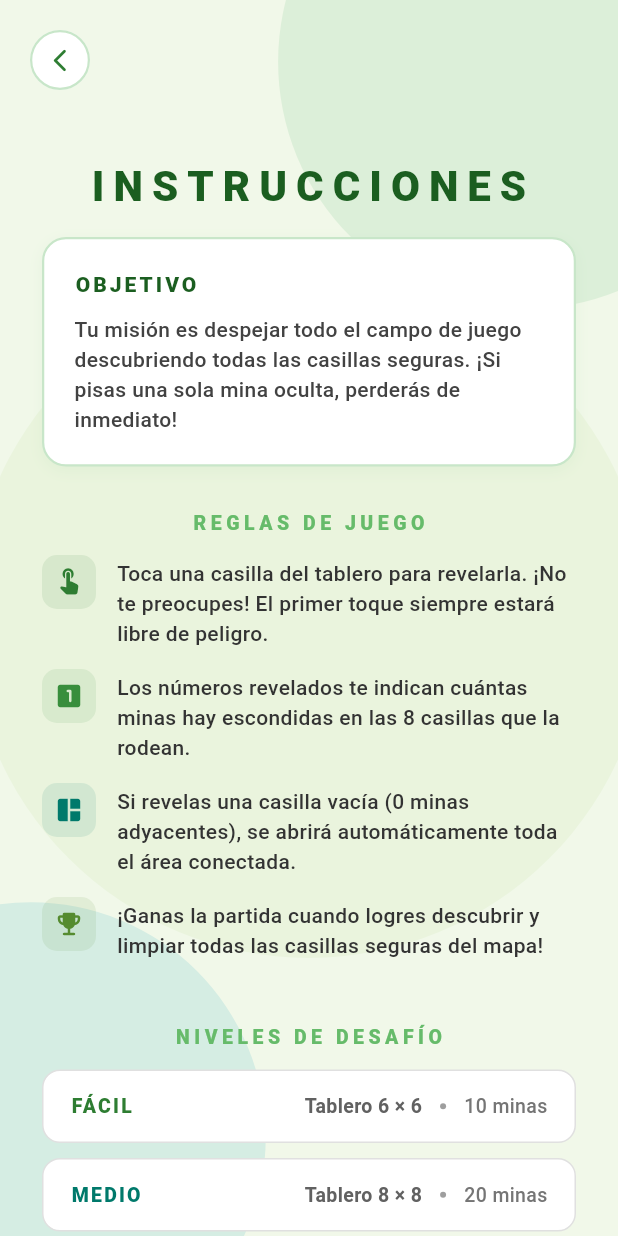
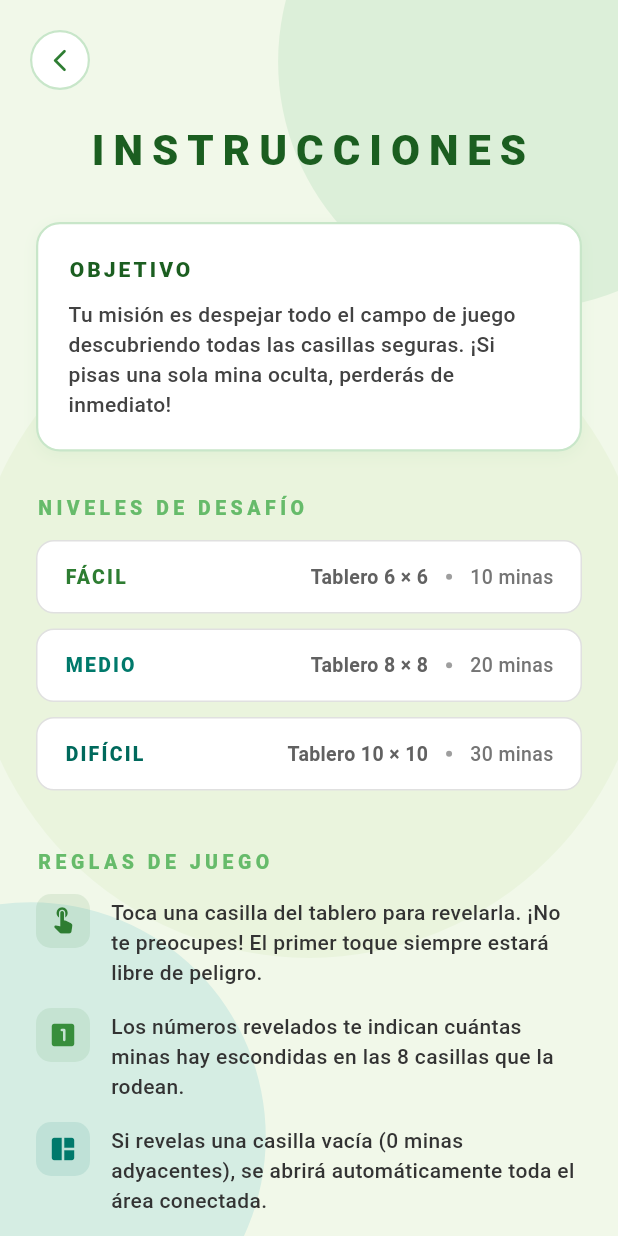
Before and after one commit to romerito08/proyecto-de-sistemas-de-info, a Flutter app: the InstructionsScreen screen opened by its route, on a phone screen of 412 x 824 dp. Run offline on Flutter 3.47's test engine with Material 3 defaults, Android fonts, the phone set to English and light mode, and no system bars; our stand-ins replace shared_preferences; accounts and stored records are empty.

Commit message:
Zona de Instrucciones acomodada para adaptarse a la pantalla

```diff
--- a/buscaminas_flutter/lib/screens/instructions.dart
+++ b/buscaminas_flutter/lib/screens/instructions.dart
@@ -37,85 +37,18 @@ class InstructionsScreen extends StatelessWidget {
                   ),
                 ),
 
-                // ── Contenido escaneable con scroll y restricción de ancho ──
+                // ── Contenido Escaneable y Adaptativo ──
                 Expanded(
-                  child: Center(
-                    child: ConstrainedBox(
-                      constraints: const BoxConstraints(maxWidth: 480),
-                      child: SingleChildScrollView(
-                        padding: const EdgeInsets.symmetric(
-                          horizontal: 28,
-                          vertical: 24,
-                        ),
-                        child: Column(
-                          children: [
-                            const SizedBox(height: 16),
-                            const Text(
-                              'INSTRUCCIONES',
-                              style: TextStyle(
-                                fontSize: 28,
-                                fontWeight: FontWeight.w900,
-                                letterSpacing: 6,
-                                color: Color(0xFF1B5E20),
-                              ),
-                            ),
-                            const SizedBox(height: 14),
+                  child: LayoutBuilder(
+                    builder: (context, constraints) {
+                      final isWide = constraints.maxWidth > 700;
 
-                            // Tarjeta de Objetivo Principal
-                            _buildObjectiveCard(),
-                            const SizedBox(height: 28),
-
-                            // Sección de Reglas de Juego
-                            const _SectionTitle(title: 'REGLAS DE JUEGO'),
-                            const SizedBox(height: 12),
-                            const _InstructionTile(
-                              icon: Icons.touch_app_rounded,
-                              iconColor: Color(0xFF2E7D32),
-                              text: 'Toca una casilla del tablero para revelarla. ¡No te preocupes! El primer toque siempre estará libre de peligro.',
-                            ),
-                            const _InstructionTile(
-                              icon: Icons.looks_one_rounded,
-                              iconColor: Color(0xFF388E3C),
-                              text: 'Los números revelados te indican cuántas minas hay escondidas en las 8 casillas que la rodean.',
-                            ),
-                            const _InstructionTile(
-                              icon: Icons.auto_awesome_mosaic_rounded,
-                              iconColor: Color(0xFF00796B),
-                              text: 'Si revelas una casilla vacía (0 minas adyacentes), se abrirá automáticamente toda el área conectada.',
-                            ),
-                            const _InstructionTile(
-                              icon: Icons.emoji_events_rounded,
-                              iconColor: Color(0xFF558B2F),
-                              text: '¡Ganas la partida cuando logres descubrir y limpiar todas las casillas seguras del mapa!',
-                            ),
-                            const SizedBox(height: 28),
-
-                            // Sección de Dificultades
-                            const _SectionTitle(title: 'NIVELES DE DESAFÍO'),
-                            const SizedBox(height: 12),
-                            const _DifficultyRow(
-                              title: 'FÁCIL',
-                              details: 'Tablero 6 × 6',
-                              mines: '10 minas',
-                              color: Color(0xFF2E7D32),
-                            ),
-                            const _DifficultyRow(
-                              title: 'MEDIO',
-                              details: 'Tablero 8 × 8',
-                              mines: '20 minas',
-                              color: Color(0xFF00796B),
-                            ),
-                            const _DifficultyRow(
-                              title: 'DIFÍCIL',
-                              details: 'Tablero 10 × 10',
-                              mines: '30 minas',
-                              color: Color(0xFF00695C),
-                            ),
-                            const SizedBox(height: 32),
-                          ],
-                        ),
-                      ),
-                    ),
+                      return _InstructionsLayout(
+                        isWide: isWide,
+                        leftColumn: _buildLeftColumn(),
+                        rightColumn: _buildRightColumn(),
+                      );
+                    },
                   ),
                 ),
               ],
@@ -123,6 +56,76 @@ class InstructionsScreen extends StatelessWidget {
           ),
         ],
       ),
+    );
+  }
+
+  // ── Columna Izquierda: Objetivo y Reglas ──
+  Widget _buildLeftColumn() {
+    return Column(
+      crossAxisAlignment: CrossAxisAlignment.start,
+      children: [
+        // Tarjeta de Objetivo Principal
+        _buildObjectiveCard(),
+        const SizedBox(height: 28),
+
+        // Sección de Dificultades
+        _SectionTitle(title: 'NIVELES DE DESAFÍO'),
+        const SizedBox(height: 12),
+        _DifficultyRow(
+          title: 'FÁCIL',
+          details: 'Tablero 6 × 6',
+          mines: '10 minas',
+          color: Color(0xFF2E7D32),
+        ),
+        _DifficultyRow(
+          title: 'MEDIO',
+          details: 'Tablero 8 × 8',
+          mines: '20 minas',
+          color: Color(0xFF00796B),
+        ),
+        _DifficultyRow(
+          title: 'DIFÍCIL',
+          details: 'Tablero 10 × 10',
+          mines: '30 minas',
+          color: Color(0xFF00695C),
+          // Sección de Reglas de Juego
+        ),
+      ],
+    );
+  }
+
+  // ── Columna Derecha: Niveles de Desafío ──
+  Widget _buildRightColumn() {
+    return const Column(
+      crossAxisAlignment: CrossAxisAlignment.start,
+      children: [
+        const _SectionTitle(title: 'REGLAS DE JUEGO'),
+        const SizedBox(height: 12),
+        const _InstructionTile(
+          icon: Icons.touch_app_rounded,
+          iconColor: Color(0xFF2E7D32),
+          text:
+              'Toca una casilla del tablero para revelarla. ¡No te preocupes! El primer toque siempre estará libre de peligro.',
+        ),
+        const _InstructionTile(
+          icon: Icons.looks_one_rounded,
+          iconColor: Color(0xFF388E3C),
+          text:
+              'Los números revelados te indican cuántas minas hay escondidas en las 8 casillas que la rodean.',
+        ),
+        const _InstructionTile(
+          icon: Icons.auto_awesome_mosaic_rounded,
+          iconColor: Color(0xFF00796B),
+          text:
+              'Si revelas una casilla vacía (0 minas adyacentes), se abrirá automáticamente toda el área conectada.',
+        ),
+        const _InstructionTile(
+          icon: Icons.emoji_events_rounded,
+          iconColor: Color(0xFF558B2F),
+          text:
+              '¡Ganas la partida cuando logres descubrir y limpiar todas las casillas seguras del mapa!',
+        ),
+      ],
     );
   }
 
@@ -143,12 +146,12 @@ class InstructionsScreen extends StatelessWidget {
           ),
         ],
       ),
-      child: Column(
+      child: const Column(
         crossAxisAlignment: CrossAxisAlignment.start,
         children: [
           Row(
             children: [
-              const Text(
+              Text(
                 'OBJETIVO',
                 style: TextStyle(
                   fontSize: 14,
@@ -159,8 +162,8 @@ class InstructionsScreen extends StatelessWidget {
               ),
             ],
           ),
-          const SizedBox(height: 10),
-          const Text(
+          SizedBox(height: 10),
+          Text(
             'Tu misión es despejar todo el campo de juego descubriendo todas las casillas seguras. ¡Si pisas una sola mina oculta, perderás de inmediato!',
             style: TextStyle(
               fontSize: 14,
@@ -170,6 +173,68 @@ class InstructionsScreen extends StatelessWidget {
             ),
           ),
         ],
+      ),
+    );
+  }
+}
+
+// ─────────────────────────────────────────────
+//  LAYOUT ADAPTATIVO INTERNO
+// ─────────────────────────────────────────────
+
+class _InstructionsLayout extends StatelessWidget {
+  final bool isWide;
+  final Widget leftColumn;
+  final Widget rightColumn;
+
+  const _InstructionsLayout({
+    required this.isWide,
+    required this.leftColumn,
+    required this.rightColumn,
+  });
+
+  @override
+  Widget build(BuildContext context) {
+    return SingleChildScrollView(
+      padding: const EdgeInsets.fromLTRB(24, 0, 24, 24),
+      child: Center(
+        child: Container(
+          constraints: const BoxConstraints(maxWidth: 1000),
+          child: Column(
+            children: [
+              const SizedBox(height: 16),
+              const Text(
+                'INSTRUCCIONES',
+                style: TextStyle(
+                  fontSize: 28,
+                  fontWeight: FontWeight.w900,
+                  letterSpacing: 6,
+                  color: Color(0xFF1B5E20),
+                ),
+              ),
+              const SizedBox(height: 28),
+
+              // Si la pantalla es ancha, se divide en fila de 2 columnas expandidas.
+              // De lo contrario, se renderiza una sola columna hacia abajo.
+              isWide
+                  ? Row(
+                      crossAxisAlignment: CrossAxisAlignment.start,
+                      children: [
+                        Expanded(child: leftColumn),
+                        const SizedBox(width: 32),
+                        Expanded(child: rightColumn),
+                      ],
+                    )
+                  : Column(
+                      children: [
+                        leftColumn,
+                        const SizedBox(height: 28),
+                        rightColumn,
+                      ],
+                    ),
+            ],
+          ),
+        ),
       ),
     );
   }
@@ -296,7 +361,14 @@ class _DifficultyRow extends StatelessWidget {
             ),
           ),
           const SizedBox(width: 12),
-          Container(width: 4, height: 4, decoration: const BoxDecoration(shape: BoxShape.circle, color: Colors.grey)),
+          Container(
+            width: 4,
+            height: 4,
+            decoration: const BoxDecoration(
+              shape: BoxShape.circle,
+              color: Colors.grey,
+            ),
+          ),
           const SizedBox(width: 12),
           Text(
             mines,
@@ -316,7 +388,6 @@ class _DifficultyRow extends StatelessWidget {
 //  FONDO
 // ─────────────────────────────────────────────
 
-
 class _BackgroundDecor extends StatelessWidget {
   const _BackgroundDecor();
 
@@ -332,13 +403,25 @@ class _BgPainter extends CustomPainter {
     final paint = Paint()..style = PaintingStyle.fill;
 
     paint.color = const Color(0xFFC8E6C9).withOpacity(0.5);
-    canvas.drawCircle(Offset(size.width * 0.85, size.height * 0.05), size.width * 0.4, paint);
+    canvas.drawCircle(
+      Offset(size.width * 0.85, size.height * 0.05),
+      size.width * 0.4,
+      paint,
+    );
 
     paint.color = const Color(0xFFB2DFDB).withOpacity(0.45);
-    canvas.drawCircle(Offset(size.width * 0.05, size.height * 0.92), size.width * 0.38, paint);
+    canvas.drawCircle(
+      Offset(size.width * 0.05, size.height * 0.92),
+      size.width * 0.38,
+      paint,
+    );
 
     paint.color = const Color(0xFFDCEDC8).withOpacity(0.35);
-    canvas.drawCircle(Offset(size.width * 0.5, size.height * 0.5), size.width * 0.55, paint);
+    canvas.drawCircle(
+      Offset(size.width * 0.5, size.height * 0.5),
+      size.width * 0.55,
+      paint,
+    );
   }
 
   @override
```
